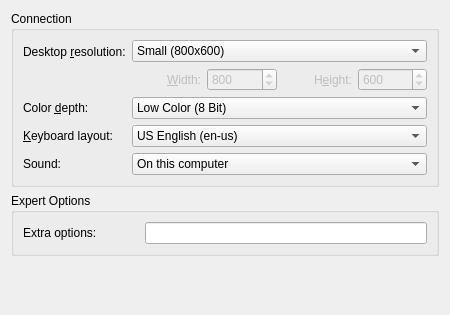
Before: the Qt Designer form rdp/rdppreferences.ui in KDE/krdc, drawn with Qt 5.
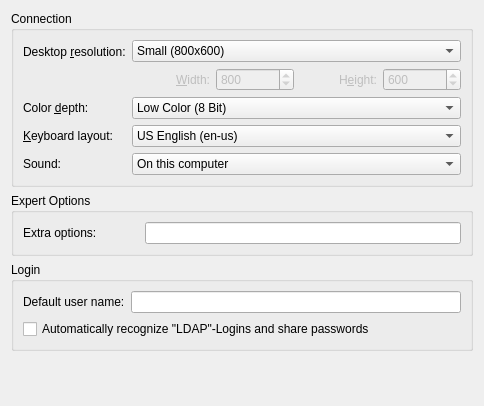
After: the same form once the commit is applied. Custom widgets are drawn as their Qt base class.

Commit message:
Greatly improve experience for LDAP (e.g. MS Active Directory) administrators. Save passwords per LDAP login, not host. This way all hosts with the same login name use the same passwords (and changing the password affects all hosts with the same login name). Also add possibilty to set a default login name for RDP.
FEATURE:167431
FEATURE:167429

```diff
--- a/rdp/rdppreferences.ui
+++ b/rdp/rdppreferences.ui
@@ -5,11 +5,11 @@
    <rect>
     <x>0</x>
     <y>0</y>
-    <width>446</width>
-    <height>315</height>
+    <width>484</width>
+    <height>406</height>
    </rect>
   </property>
-  <layout class="QVBoxLayout" name="verticalLayout" >
+  <layout class="QVBoxLayout" name="verticalLayout_2" >
    <item>
     <widget class="QGroupBox" name="connectionGroupBox" >
      <property name="title" >
@@ -475,6 +475,43 @@
      </layout>
     </widget>
    </item>
+   <item>
+    <widget class="QGroupBox" name="loginGroupBox" >
+     <property name="title" >
+      <string>Login</string>
+     </property>
+     <layout class="QVBoxLayout" name="verticalLayout" >
+      <item>
+       <layout class="QFormLayout" name="formLayout_3" >
+        <item row="0" column="0" >
+         <widget class="QLabel" name="defaultUserLabel" >
+          <property name="text" >
+           <string>Default user name:</string>
+          </property>
+         </widget>
+        </item>
+        <item row="0" column="1" >
+         <widget class="KLineEdit" name="kcfg_DefaultRdpUserName" >
+          <property name="clickMessage" >
+           <string>No default user name</string>
+          </property>
+          <property name="showClearButton" stdset="0" >
+           <bool>true</bool>
+          </property>
+         </widget>
+        </item>
+       </layout>
+      </item>
+      <item>
+       <widget class="QCheckBox" name="kcfg_RecognizeLdapLogins" >
+        <property name="text" >
+         <string>Automatically recognize "LDAP"-Logins and share passwords</string>
+        </property>
+       </widget>
+      </item>
+     </layout>
+    </widget>
+   </item>
    <item>
     <spacer>
      <property name="orientation" >
```
The commit also changes 6 other files.
